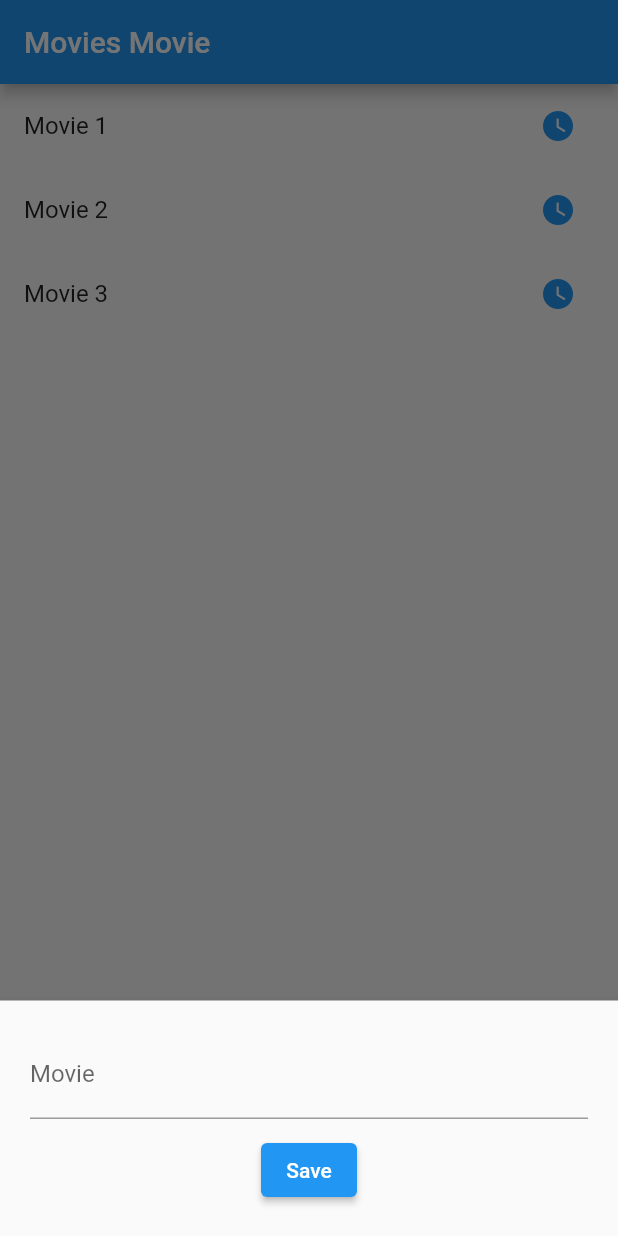
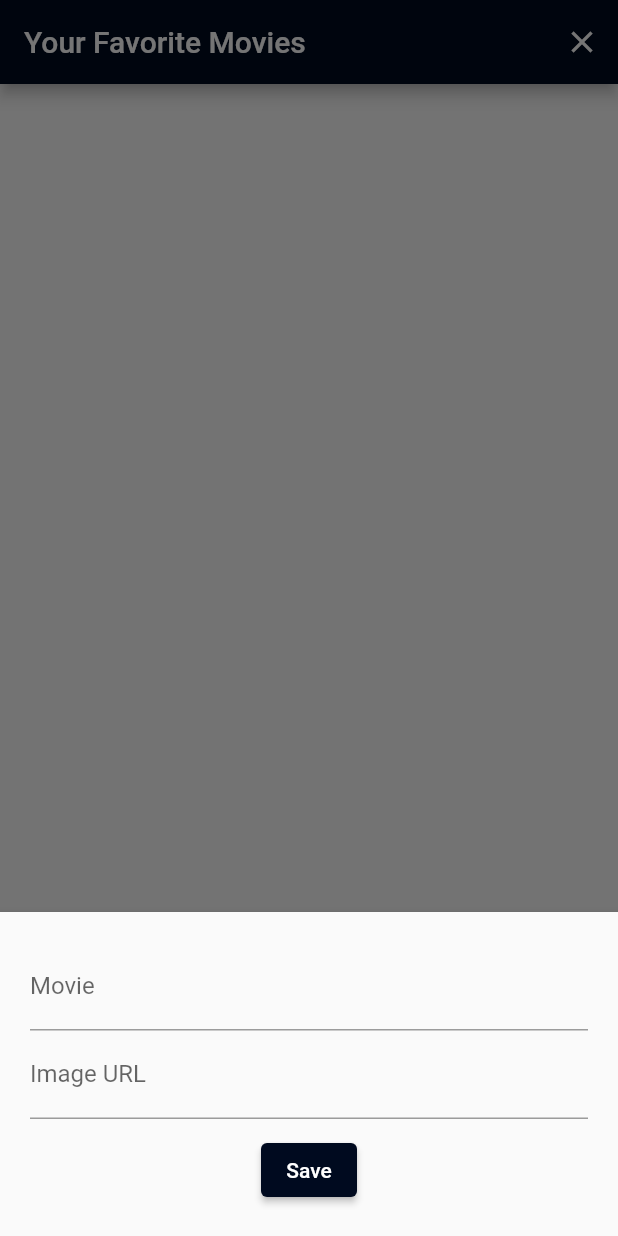
Before and after one commit to maxonflutter/flutter_hive, a Flutter app: the screen it shows after launch, after a tap on the "add" icon, on a phone screen of 412 x 824 dp. Run offline on Flutter 3.47's test engine with Material 2 defaults, Android fonts, the phone set to English and light mode, and no system bars; our stand-ins replace bloc, equatable, flutter_bloc, hive, hive_flutter; accounts and stored records are empty.

Commit message:
Hive with the BloC Pattern

```diff
--- a/lib/blocs/movie/movie_bloc.dart
+++ b/lib/blocs/movie/movie_bloc.dart
@@ -16,21 +16,17 @@ class MovieBloc extends Bloc<MovieEvent, MovieState> {
     on<AddMovie>(_onAddMovie);
     on<UpdateMovie>(_onUpdateMovie);
     on<DeleteMovie>(_onDeleteMovie);
+    on<DeleteAllMovies>(_onDeleteAllMovie);
   }
 
   void _onLoadMovies(
     LoadMovies event,
     Emitter<MovieState> emit,
   ) async {
+    Future<void>.delayed(const Duration(seconds: 1));
     Box box = await hiveDatabase.openBox();
-    if (box.length > 0) {
-      List<Movie> movies = box.values.toList() as List<Movie>;
-      emit(MovieLoaded(movies: movies));
-    } else {
-      Future<void>.delayed(const Duration(seconds: 1));
-      box.addAll(event.movies);
-      emit(MovieLoaded(movies: event.movies));
-    }
+    List<Movie> movies = hiveDatabase.getMovies(box);
+    emit(MovieLoaded(movies: movies));
   }
 
   void _onUpdateMovie(
@@ -39,13 +35,8 @@ class MovieBloc extends Bloc<MovieEvent, MovieState> {
   ) async {
     Box box = await hiveDatabase.openBox();
     if (state is MovieLoaded) {
-      final state = this.state as MovieLoaded;
-      box.getAt(event.index);
-      box.putAt(event.index, event.movie);
-      List<Movie> movies = state.movies.map((movie) {
-        return movie.id == event.movie.id ? event.movie : movie;
-      }).toList();
-      emit(MovieLoaded(movies: movies));
+      await hiveDatabase.updateMovie(box, event.movie);
+      emit(MovieLoaded(movies: hiveDatabase.getMovies(box)));
     }
   }
 
@@ -55,19 +46,30 @@ class MovieBloc extends Bloc<MovieEvent, MovieState> {
   ) async {
     Box box = await hiveDatabase.openBox();
     if (state is MovieLoaded) {
-      final state = this.state as MovieLoaded;
-      Movie movie = event.movie.copyWith(id: state.movies.length.toString());
-      box.putAt(int.parse(movie.id), movie);
-      emit(
-        MovieLoaded(
-          movies: List.from(state.movies)..add(movie),
-        ),
-      );
+      hiveDatabase.addMovie(box, event.movie);
+      emit(MovieLoaded(movies: hiveDatabase.getMovies(box)));
     }
   }
 
   void _onDeleteMovie(
     DeleteMovie event,
     Emitter<MovieState> emit,
-  ) {}
+  ) async {
+    Box box = await hiveDatabase.openBox();
+    if (state is MovieLoaded) {
+      hiveDatabase.deleteMovie(box, event.movie);
+      emit(MovieLoaded(movies: hiveDatabase.getMovies(box)));
+    }
+  }
+
+  void _onDeleteAllMovie(
+    DeleteAllMovies event,
+    Emitter<MovieState> emit,
+  ) async {
+    Box box = await hiveDatabase.openBox();
+    if (state is MovieLoaded) {
+      hiveDatabase.deleteAllMovies(box);
+      emit(MovieLoaded(movies: hiveDatabase.getMovies(box)));
+    }
+  }
 }
--- a/lib/blocs/movie/movie_event.dart
+++ b/lib/blocs/movie/movie_event.dart
@@ -7,37 +7,33 @@ abstract class MovieEvent extends Equatable {
   List<Object> get props => [];
 }
 
-class LoadMovies extends MovieEvent {
-  final List<Movie> movies;
-
-  const LoadMovies({this.movies = const <Movie>[]});
-
-  @override
-  List<Object> get props => [movies];
-}
+class LoadMovies extends MovieEvent {}
 
 class UpdateMovie extends MovieEvent {
   final Movie movie;
-  final int index;
 
-  const UpdateMovie({
-    required this.movie,
-    required this.index,
-  });
+  const UpdateMovie({required this.movie});
 
   @override
-  List<Object> get props => [movie, index];
+  List<Object> get props => [movie];
 }
 
 class AddMovie extends MovieEvent {
   final Movie movie;
 
-  const AddMovie({
-    required this.movie,
-  });
+  const AddMovie({required this.movie});
 
   @override
   List<Object> get props => [movie];
 }
 
-class DeleteMovie extends MovieEvent {}
+class DeleteMovie extends MovieEvent {
+  final Movie movie;
+
+  const DeleteMovie({required this.movie});
+
+  @override
+  List<Object> get props => [movie];
+}
+
+class DeleteAllMovies extends MovieEvent {}
--- a/lib/hive_database.dart
+++ b/lib/hive_database.dart
@@ -2,7 +2,7 @@ import 'package:flutter_hive/models/movie_model.dart';
 import 'package:hive_flutter/hive_flutter.dart';
 
 class HiveDatabase {
-  String boxName = 'movies_box';
+  String boxName = 'favorite_movies';
   Type boxType = Movie;
 
   Future<Box> openBox() async {
@@ -10,21 +10,20 @@ class HiveDatabase {
     return box;
   }
 
-  Future<void> getMovie(Box box) async {
-    await box.get('movie');
+  List<Movie> getMovies(Box box) {
+    return box.values.toList() as List<Movie>;
   }
 
-  Future<void> addMovie(Box box, int key, Movie movie) async {
-    // await box.add(key, movie);
-    await box.put(key, movie);
+  Future<void> addMovie(Box box, Movie movie) async {
+    await box.put(movie.id, movie);
   }
 
-  Future<void> updateMovie(Box box, Movie movie, int index) async {
-    await box.putAt(index, movie);
+  Future<void> updateMovie(Box box, Movie movie) async {
+    await box.put(movie.id, movie);
   }
 
   Future<void> deleteMovie(Box box, Movie movie) async {
-    await box.add(movie);
+    await box.delete(movie.id);
   }
 
   Future<void> deleteAllMovies(Box box) async {
--- /dev/null
+++ b/lib/home_screen.dart
@@ -0,0 +1,161 @@
+import 'dart:math';
+
+import 'package:flutter/material.dart';
+import 'package:flutter_bloc/flutter_bloc.dart';
+import 'package:flutter_hive/hive_database.dart';
+import 'package:flutter_hive/models/movie_model.dart';
+import 'package:hive_flutter/hive_flutter.dart';
+
+import 'blocs/movie/movie_bloc.dart';
+
+class HomeScreen extends StatelessWidget {
+  const HomeScreen({Key? key}) : super(key: key);
+  @override
+  Widget build(BuildContext context) {
+    return Scaffold(
+      appBar: AppBar(
+        title: const Text('Your Favorite Movies'),
+        actions: [
+          IconButton(
+            onPressed: () {
+              BlocProvider.of<MovieBloc>(context).add(DeleteAllMovies());
+            },
+            icon: const Icon(Icons.clear),
+          )
+        ],
+      ),
+      body: BlocBuilder<MovieBloc, MovieState>(
+        builder: (context, state) {
+          if (state is MovieLoading) {
+            return const Center(
+              child: CircularProgressIndicator(),
+            );
+          }
+          if (state is MovieLoaded) {
+            return ListView.builder(
+              itemCount: state.movies.length,
+              itemBuilder: (context, index) {
+                Movie movie = state.movies[index];
+                return ListTile(
+                  contentPadding: const EdgeInsets.all(10),
+                  leading: Image.network(
+                    movie.imageUrl,
+                    fit: BoxFit.cover,
+                    width: 100,
+                  ),
+                  title: Text(movie.name),
+                  trailing: Row(
+                    mainAxisSize: MainAxisSize.min,
+                    children: [
+                      IconButton(
+                        icon: Icon(
+                          Icons.watch_later_sharp,
+                          color: movie.addedToWatchlist
+                              ? Colors.grey
+                              : Theme.of(context).primaryColor,
+                        ),
+                        onPressed: () {
+                          context.read<MovieBloc>().add(
+                                UpdateMovie(
+                                  movie: movie.copyWith(
+                                    addedToWatchlist: !movie.addedToWatchlist,
+                                  ),
+                                ),
+                              );
+                        },
+                      ),
+                      IconButton(
+                        icon: const Icon(Icons.edit),
+                        onPressed: () {
+                          _showModalBottomSheet(context: context, movie: movie);
+                        },
+                      ),
+                      IconButton(
+                        icon: const Icon(Icons.delete),
+                        onPressed: () {
+                          context.read<MovieBloc>().add(
+                                DeleteMovie(movie: movie),
+                              );
+                        },
+                      ),
+                    ],
+                  ),
+                );
+              },
+            );
+          } else {
+            return const Text('Something went wrong.');
+          }
+        },
+      ),
+      floatingActionButton: FloatingActionButton(
+        child: const Icon(Icons.add),
+        onPressed: () => _showModalBottomSheet(context: context),
+      ),
+    );
+  }
+
+  void _showModalBottomSheet({
+    required BuildContext context,
+    Movie? movie,
+  }) async {
+    Random random = Random();
+    TextEditingController nameController = TextEditingController();
+    TextEditingController imageUrlController = TextEditingController();
+
+    if (movie != null) {
+      nameController.text = movie.name;
+      imageUrlController.text = movie.imageUrl;
+    }
+
+    showModalBottomSheet(
+      isDismissible: true,
+      elevation: 5,
+      context: context,
+      builder: (context) => Padding(
+        padding: const EdgeInsets.all(20),
+        child: Column(
+          mainAxisSize: MainAxisSize.min,
+          children: [
+            TextField(
+              controller: nameController,
+              keyboardType: TextInputType.name,
+              decoration: const InputDecoration(labelText: 'Movie'),
+            ),
+            TextField(
+              controller: imageUrlController,
+              keyboardType: TextInputType.name,
+              decoration: const InputDecoration(labelText: 'Image URL'),
+            ),
+            const SizedBox(height: 10),
+            ElevatedButton(
+              onPressed: () {
+                if (movie != null) {
+                  context.read<MovieBloc>().add(
+                        UpdateMovie(
+                          movie: movie.copyWith(
+                            name: nameController.text,
+                            imageUrl: imageUrlController.text,
+                          ),
+                        ),
+                      );
+                } else {
+                  Movie movie = Movie(
+                    id: '${random.nextInt(10000)}',
+                    name: nameController.text,
+                    imageUrl: imageUrlController.text,
+                    addedToWatchlist: false,
+                  );
+
+                  context.read<MovieBloc>().add(AddMovie(movie: movie));
+                }
+                Navigator.pop(context);
+              },
+              child: const Text('Save'),
+            )
+          ],
+        ),
+      ),
+    );
+  }
+}
--- a/lib/main.dart
+++ b/lib/main.dart
@@ -1,38 +1,64 @@
 import 'package:flutter/material.dart';
 import 'package:flutter_bloc/flutter_bloc.dart';
+import 'package:flutter_hive/hive_database.dart';
 import 'package:hive_flutter/hive_flutter.dart';
 
 import 'blocs/movie/movie_bloc.dart';
 import 'models/movie_model.dart';
-import 'hive_database.dart';
-import 'screens/home_screen.dart';
-
-const moviesBox = 'Movie_movies';
-List<Movie> movies = Movie.movies;
+import 'home_screen.dart';
 
 void main() async {
+  WidgetsFlutterBinding.ensureInitialized();
   await Hive.initFlutter();
   Hive.registerAdapter(MovieAdapter());
-  await Hive.openBox<Movie>(moviesBox);
-  runApp(const MyApp());
+
+  final hiveDatabase = HiveDatabase();
+  await hiveDatabase.openBox();
+  runApp(MyApp(
+    hiveDatabase: hiveDatabase,
+  ));
 }
 
 class MyApp extends StatelessWidget {
-  const MyApp({Key? key}) : super(key: key);
+  final HiveDatabase _hiveDatabase;
+
+  const MyApp({
+    Key? key,
+    required HiveDatabase hiveDatabase,
+  })  : _hiveDatabase = hiveDatabase,
+        super(key: key);
 
   @override
   Widget build(BuildContext context) {
-    return BlocProvider(
-      create: (context) => MovieBloc(hiveDatabase: HiveDatabase())
-        ..add(
-          LoadMovies(movies: Movie.movies),
+    return RepositoryProvider.value(
+      value: _hiveDatabase,
+      child: BlocProvider(
+        create: (context) => MovieBloc(
+          hiveDatabase: _hiveDatabase,
+        )..add(
+            LoadMovies(),
+          ),
+        child: MaterialApp(
+          title: 'Movies Movie',
+          theme: ThemeData(
+            primarySwatch: const MaterialColor(
+              0xFF000A1F,
+              <int, Color>{
+                50: Color(0xFF000A1F),
+                100: Color(0xFF000A1F),
+                200: Color(0xFF000A1F),
+                300: Color(0xFF000A1F),
+                400: Color(0xFF000A1F),
+                500: Color(0xFF000A1F),
+                600: Color(0xFF000A1F),
+                700: Color(0xFF000A1F),
+                800: Color(0xFF000A1F),
+                900: Color(0xFF000A1F),
+              },
+            ),
+          ),
+          home: const HomeScreen(),
         ),
-      child: MaterialApp(
-        title: 'Movies Movie',
-        theme: ThemeData(
-          primarySwatch: Colors.blue,
-        ),
-        home: const HomeScreen(),
       ),
     );
   }
--- a/lib/models/movie_model.dart
+++ b/lib/models/movie_model.dart
@@ -1,5 +1,5 @@
+import 'package:hive/hive.dart';
 import 'package:equatable/equatable.dart';
-import 'package:hive/hive.dart';
 
 part 'movie_model.g.dart';
 
@@ -12,32 +12,32 @@ class Movie extends Equatable with HiveObjectMixin {
   final String name;
 
   @HiveField(2)
+  final String imageUrl;
+
+  @HiveField(3)
   final bool addedToWatchlist;
 
   Movie({
     required this.id,
     required this.name,
+    required this.imageUrl,
     required this.addedToWatchlist,
   });
 
   Movie copyWith({
     String? id,
     String? name,
+    String? imageUrl,
     bool? addedToWatchlist,
   }) {
     return Movie(
       id: id ?? this.id,
       name: name ?? this.name,
+      imageUrl: imageUrl ?? this.imageUrl,
       addedToWatchlist: addedToWatchlist ?? this.addedToWatchlist,
     );
   }
 
-  static List<Movie> movies = [
-    Movie(id: '0', name: 'Movie 1', addedToWatchlist: false),
-    Movie(id: '1', name: 'Movie 2', addedToWatchlist: false),
-    Movie(id: '2', name: 'Movie 3', addedToWatchlist: false),
-  ];
-
   @override
-  List<Object?> get props => [id, name, addedToWatchlist];
+  List<Object?> get props => [id, name, imageUrl, addedToWatchlist];
 }
--- a/lib/screens/home_screen.dart
+++ /dev/null
@@ -1,86 +0,0 @@
-import 'package:flutter/material.dart';
-import 'package:flutter_bloc/flutter_bloc.dart';
-
-import '../blocs/movie/movie_bloc.dart';
-
-class HomeScreen extends StatelessWidget {
-  const HomeScreen({Key? key}) : super(key: key);
-
-  @override
-  Widget build(BuildContext context) {
-    return Scaffold(
-      appBar: AppBar(
-        title: const Text('Movies Movie'),
-      ),
-      body: BlocBuilder<MovieBloc, MovieState>(
-        builder: (context, state) {
-          if (state is MovieLoading) {
-            return const Center(
-              child: CircularProgressIndicator(),
-            );
-          }
-          if (state is MovieLoaded) {
-            return ListView.builder(
-              itemCount: state.movies.length,
-              itemBuilder: (context, index) {
-                return ListTile(
-                  title: Text(state.movies[index].name),
-                  trailing: IconButton(
-                    icon: Icon(
-                      Icons.watch_later_sharp,
-                      color: state.movies[index].addedToWatchlist
-                          ? Colors.grey
-                          : Colors.blue,
-                    ),
-                    onPressed: () {
-                      context.read<MovieBloc>().add(
-                            UpdateMovie(
-                              index: index,
-                              movie: state.movies[index].copyWith(
-                                addedToWatchlist:
-                                    !state.movies[index].addedToWatchlist,
-                              ),
-                            ),
-                          );
-                    },
-                  ),
-                );
-              },
-            );
-          } else {
-            return const Text('Something went wrong');
-          }
-        },
-      ),
-      floatingActionButton: FloatingActionButton(
-        child: const Icon(Icons.add),
-        onPressed: () => _showModalBottomSheet(context),
-      ),
-    );
-  }
-
-  void _showModalBottomSheet(BuildContext context) {
-    showModalBottomSheet(
-      isScrollControlled: true,
-      elevation: 5,
-      context: context,
-      builder: (context) => Padding(
-        padding: const EdgeInsets.all(20),
-        child: Column(
-          mainAxisSize: MainAxisSize.min,
-          children: [
-            const TextField(
-              keyboardType: TextInputType.name,
-              decoration: InputDecoration(labelText: 'Movie'),
-            ),
-            const SizedBox(height: 10),
-            ElevatedButton(
-              onPressed: () {},
-              child: const Text('Save'),
-            )
-          ],
-        ),
-      ),
-    );
-  }
-}
```
Also changed, not shown: lib/models/movie_model.g.dart.
